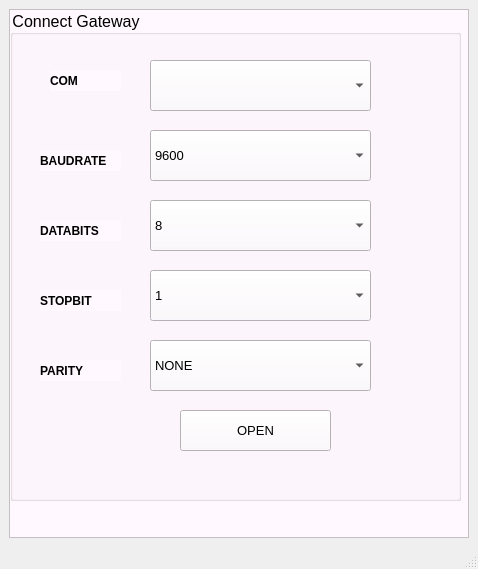
This is Thesis/configUI/NEWUI/login.ui in tnt310/ptn209b3 as Qt 5 draws it before an edit. The edited form follows.
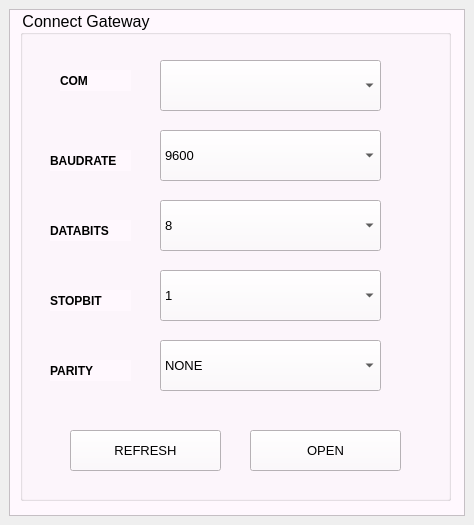
This is the edited form.

```diff
--- a/Thesis/configUI/NEWUI/login.ui
+++ b/Thesis/configUI/NEWUI/login.ui
@@ -6,8 +6,8 @@
    <rect>
     <x>0</x>
     <y>0</y>
-    <width>478</width>
-    <height>569</height>
+    <width>474</width>
+    <height>525</height>
    </rect>
   </property>
   <property name="windowTitle">
@@ -29,16 +29,16 @@
         <rect>
          <x>0</x>
          <y>0</y>
-         <width>454</width>
-         <height>494</height>
+         <width>450</width>
+         <height>501</height>
         </rect>
        </property>
        <widget class="QGroupBox" name="groupBox">
         <property name="geometry">
          <rect>
-          <x>0</x>
+          <x>10</x>
           <y>0</y>
-          <width>451</width>
+          <width>431</width>
           <height>491</height>
          </rect>
         </property>
@@ -273,8 +273,8 @@
         <widget class="QPushButton" name="open">
          <property name="geometry">
           <rect>
-           <x>170</x>
-           <y>400</y>
+           <x>230</x>
+           <y>420</y>
            <width>151</width>
            <height>41</height>
           </rect>
@@ -288,23 +288,30 @@
           <string>OPEN</string>
          </property>
         </widget>
+        <widget class="QPushButton" name="refresh">
+         <property name="geometry">
+          <rect>
+           <x>50</x>
+           <y>420</y>
+           <width>151</width>
+           <height>41</height>
+          </rect>
+         </property>
+         <property name="font">
+          <font>
+           <pointsize>10</pointsize>
+          </font>
+         </property>
+         <property name="text">
+          <string>REFRESH</string>
+         </property>
+        </widget>
        </widget>
       </widget>
      </widget>
     </item>
    </layout>
   </widget>
-  <widget class="QStatusBar" name="statusbar"/>
-  <widget class="QMenuBar" name="menubar">
-   <property name="geometry">
-    <rect>
-     <x>0</x>
-     <y>0</y>
-     <width>478</width>
-     <height>26</height>
-    </rect>
-   </property>
-  </widget>
  </widget>
  <resources/>
  <connections/>
```
Left out of the diff: 2 changed lines with no effect on the pictures.
